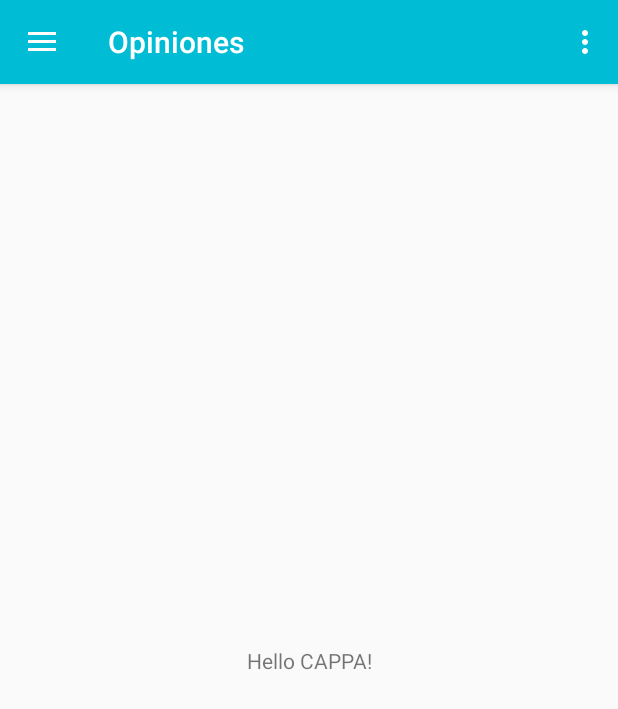
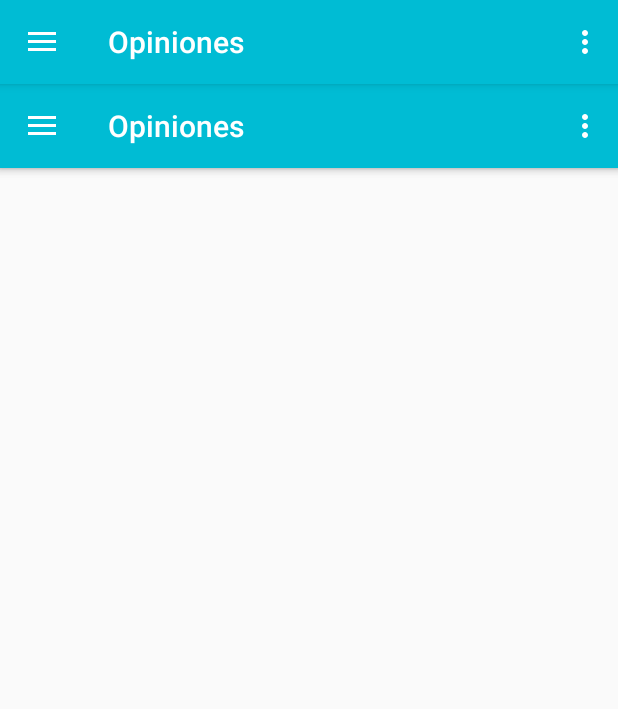
Before and after one commit to jnielavitzky/MayDayMobile, an Android app: the screen it shows after launch (MainActivity), after a tap on "Opiniones", on a phone screen of 412 x 824 dp. Shown: the top 709 px of the screen. Run offline under Robolectric (Android 15) with nearby library versions, the phone set to English and light mode, and no system bars; libraries missing offline, so code that uses them is left out: com.dexafree.materialList, com.lapism.searchview; plain views replace SearchView; 14 statements that could not run were skipped; 1 other tap on this screen came first.

Commit message:
First attempt opiniones.

```diff
--- a/app/src/main/java/jnielavitzky/itba/com/maydaymobile/OpinionesActivity.java
+++ b/app/src/main/java/jnielavitzky/itba/com/maydaymobile/OpinionesActivity.java
@@ -1,99 +1,58 @@
 package jnielavitzky.itba.com.maydaymobile;
 
-/**
- * Created by ioninielavitzky on 6/23/17.
- */
-
-import android.content.Context;
-import android.net.Uri;
 import android.os.Bundle;
-import android.support.design.widget.Snackbar;
+import android.support.annotation.Nullable;
 import android.support.v4.app.Fragment;
-import android.util.Log;
+import android.support.v4.widget.DrawerLayout;
+import android.support.v7.app.ActionBarDrawerToggle;
+import android.support.v7.widget.Toolbar;
 import android.view.LayoutInflater;
 import android.view.View;
 import android.view.ViewGroup;
-import android.widget.Button;
 
-/**
- * Created by ioninielavitzky on 6/23/17.
- */
+import com.lapism.searchview.SearchView;
 
 public class OpinionesActivity extends Fragment {
 
-    public OpinionesActivity() {
-    }
-
-    public static MisVuelosActivity newInstance(String param1, String param2) {
-        MisVuelosActivity fragment = new MisVuelosActivity();
-        Bundle args = new Bundle();
-//        args.putString(ARG_PARAM1, param1);
-//        args.putString(ARG_PARAM2, param2);
-        fragment.setArguments(args);
-        return fragment;
-    }
+    SearchView mSearchView;
 
     @Override
     public void onCreate(Bundle savedInstanceState) {
         super.onCreate(savedInstanceState);
 
-        if (getArguments() != null) {
-//            mParam1 = getArguments().getString(ARG_PARAM1);
-//            mParam2 = getArguments().getString(ARG_PARAM2);
-        }
+//        ((MainActivity) getActivity()).getSupportActionBar().hide();
+    }
+
+    @Override
+    public void onActivityCreated(@Nullable Bundle savedInstanceState) {
+        super.onActivityCreated(savedInstanceState);
+
+
+        Toolbar toolbar = (Toolbar) getView().findViewById(R.id.opinion_toolbar);
+
+        DrawerLayout drawer = (DrawerLayout)  getView().findViewById(R.id.drawer_layout);
+        ActionBarDrawerToggle toggle = new ActionBarDrawerToggle(
+                getActivity(), drawer, toolbar, R.string.navigation_drawer_open, R.string.navigation_drawer_close);
+        drawer.setDrawerListener(toggle);
+        toggle.syncState();
+
+        ((MainActivity) getActivity()).setSupportActionBar(toolbar);
+
+
+//        mSearchView = (SearchView) getView().findViewById(R.id.searchView);
+
     }
 
     @Override
     public View onCreateView(LayoutInflater inflater, ViewGroup container,
                              Bundle savedInstanceState) {
-        // Inflate the layout for this fragment
-
-        View view  = inflater.inflate(R.layout.opiniones_fragment, container, false);
-
-
 
         ((MainActivity) getActivity()).setActionBarTitle(getResources().getString(R.string.opiniones));
 
 
-        return view;
+        View rootView = inflater.inflate(R.layout.opiniones_fragment, container, false);
+
+        return rootView;
     }
 
-    // TODO: Rename method, update argument and hook method into UI event
-    public void onButtonPressed(Uri uri) {
-//        if (mListener != null) {
-//            mListener.onFragmentInteraction(uri);
-//        }
-    }
-
-    @Override
-    public void onAttach(Context context) {
-        super.onAttach(context);
-//        if (context instanceof OnFragmentInteractionListener) {
-//            mListener = (OnFragmentInteractionListener) context;
-//        } else {
-//            throw new RuntimeException(context.toString()
-//                    + " must implement OnFragmentInteractionListener");
-//        }
-    }
-
-    @Override
-    public void onDetach() {
-        super.onDetach();
-//        mListener = null;
-    }
-
-    /**
-     * This interface must be implemented by activities that contain this
-     * fragment to allow an interaction in this fragment to be communicated
-     * to the activity and potentially other fragments contained in that
-     * activity.
-     * <p/>
-     * See the Android Training lesson <a href=
-     * "http://developer.android.com/training/basics/fragments/communicating.html"
-     * >Communicating with Other Fragments</a> for more information.
-     */
-    public interface OnFragmentInteractionListener {
-        // TODO: Update argument type and name
-        void onFragmentInteraction(Uri uri);
-    }
 }
--- a/app/src/main/res/layout/opiniones_fragment.xml
+++ b/app/src/main/res/layout/opiniones_fragment.xml
@@ -1,22 +1,39 @@
 <?xml version="1.0" encoding="utf-8"?>
-<android.support.constraint.ConstraintLayout
-    xmlns:android="http://schemas.android.com/apk/res/android"
+<android.support.constraint.ConstraintLayout xmlns:android="http://schemas.android.com/apk/res/android"
     xmlns:app="http://schemas.android.com/apk/res-auto"
     xmlns:tools="http://schemas.android.com/tools"
+    android:id="@+id/flContent3"
     android:layout_width="match_parent"
     android:layout_height="match_parent"
     app:layout_behavior="@string/appbar_scrolling_view_behavior"
     tools:context="jnielavitzky.itba.com.maydaymobile.MainActivity"
-    tools:showIn="@layout/app_bar_main"
-    android:id="@+id/flContent3">
+    tools:showIn="@layout/app_bar_main">
 
-    <TextView
-        android:layout_width="wrap_content"
+    <include
+        layout="@layout/activity_main"
+        android:layout_width="match_parent"
+        android:layout_height="match_parent"/>
+
+    <android.support.design.widget.AppBarLayout
+        android:layout_width="match_parent"
         android:layout_height="wrap_content"
-        android:text="Hello CAPPA!"
-        app:layout_constraintBottom_toBottomOf="parent"
-        app:layout_constraintLeft_toLeftOf="parent"
-        app:layout_constraintRight_toRightOf="parent"
-        app:layout_constraintTop_toTopOf="parent"/>
+        android:theme="@style/AppTheme.AppBarOverlay">
+
+        <android.support.v7.widget.Toolbar
+            android:id="@+id/opinion_toolbar"
+            android:layout_width="match_parent"
+            android:layout_height="?attr/actionBarSize"
+            android:background="?attr/colorPrimary"
+            app:popupTheme="@style/AppTheme.PopupOverlay"/>
+
+    </android.support.design.widget.AppBarLayout>
+
+    <!--<com.lapism.searchview.SearchView-->
+        <!--android:id="@+id/searchView"-->
+        <!--android:layout_width="match_parent"-->
+        <!--android:layout_height="?attr/actionBarSize"-->
+        <!--android:background="?attr/colorPrimary"-->
+        <!--app:search_hint="@string/queryHint"-->
+        <!--app:search_version="toolbar" />-->
 
 </android.support.constraint.ConstraintLayout>
--- a/app/src/main/res/values/strings.xml
+++ b/app/src/main/res/values/strings.xml
@@ -10,4 +10,6 @@
     <string name="opiniones">Opiniones</string>
     <string name="configuracion">Configuración</string>
     <string name="ajustes">Ajustes</string>
+
+    <string name="queryHint">Ingrese vuelo</string>
 </resources>
```
